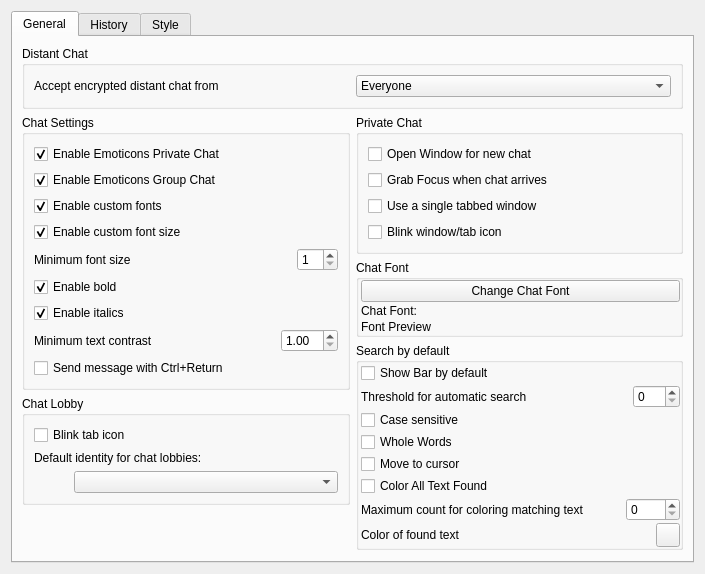
The window that retroshare-gui/src/gui/settings/ChatPage.ui (RetroShare/RetroShare) describes before a commit, drawn with Qt 5.
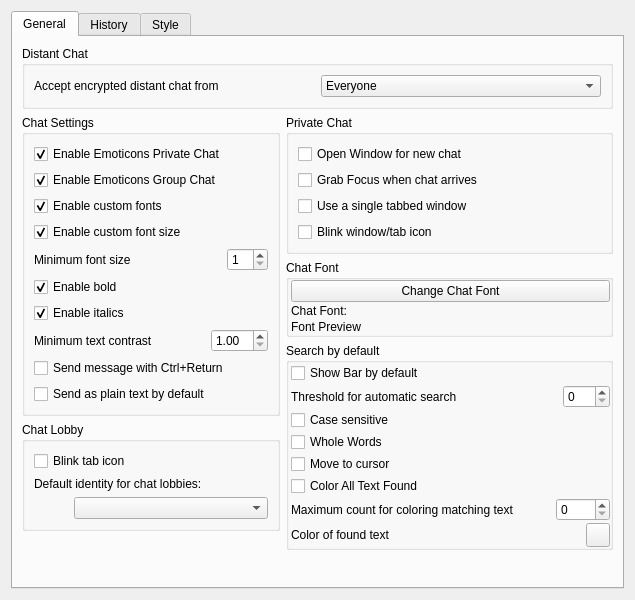
The same window after the commit. Custom widgets are drawn as their Qt base class.

Commit message: Add buttons to send message in plain text and without EmoteIcon.

The edit to the form file:
```diff
--- a/retroshare-gui/src/gui/settings/ChatPage.ui
+++ b/retroshare-gui/src/gui/settings/ChatPage.ui
@@ -6,11 +6,11 @@
    <rect>
     <x>0</x>
     <y>0</y>
-    <width>705</width>
-    <height>517</height>
+    <width>635</width>
+    <height>600</height>
    </rect>
   </property>
-  <layout class="QGridLayout" name="gridLayout_2">
+  <layout class="QGridLayout">
    <item row="3" column="0">
     <widget class="QTabWidget" name="tabWidget">
      <property name="currentIndex">
@@ -211,6 +211,13 @@
               </property>
              </widget>
             </item>
+            <item>
+             <widget class="QCheckBox" name="sendAsPlainTextByDef">
+              <property name="text">
+               <string>Send as plain text by default</string>
+              </property>
+             </widget>
+            </item>
            </layout>
           </widget>
          </item>
```
Left out of the diff: 120 changed lines with no effect on the pictures. The commit also changes 14 other files.
